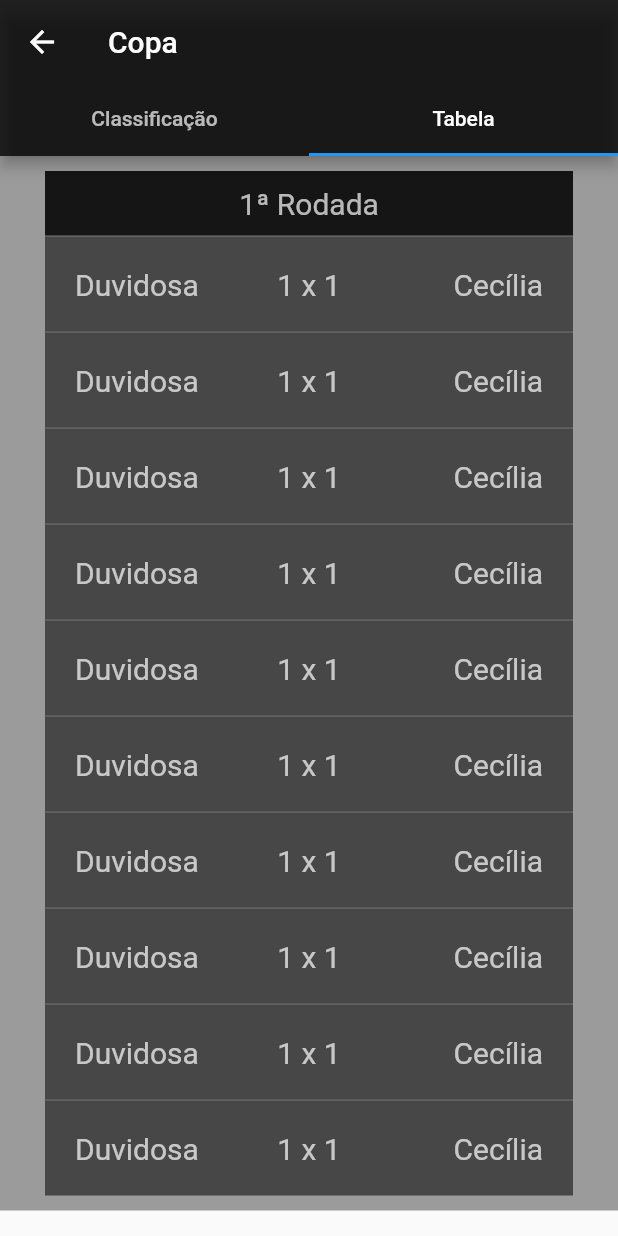
After one commit to lfLersch/Esporte-Amador, a Flutter app: the CupPage screen opened by its route, tab 2 chosen, on a phone screen of 412 x 824 dp. The commit adds this screen. Run offline on Flutter 3.47's test engine with Material 2 defaults, Android fonts, the light colour scheme and no system bars; our stand-ins replace cloud_firestore, csv, file_picker, firebase_core; accounts and stored records are empty.

Commit message:
feat: add matches

```diff
--- /dev/null
+++ b/lib/Pages/cup_page.dart
@@ -0,0 +1,42 @@
+import 'package:flutter/material.dart';
+
+import '../Screens/leaderboard_screen.dart';
+import '../Screens/matches_screen.dart';
+
+class CupPage extends StatefulWidget {
+  static const id = 'CupPage';
+  const CupPage({Key? key}) : super(key: key);
+
+  @override
+  State<CupPage> createState() => _CupPageState();
+}
+
+class _CupPageState extends State<CupPage> {
+  final ScrollController _leaderboardController = ScrollController();
+  final ScrollController _matchesController = ScrollController();
+
+  @override
+  Widget build(BuildContext context) {
+    return DefaultTabController(
+      length: 2,
+      child: Scaffold(
+        appBar: AppBar(
+          backgroundColor: Colors.black87,
+          title: Text('Copa'),
+          bottom: const TabBar(
+            tabs: [
+              Tab(text: 'Classificação'),
+              Tab(text: 'Tabela'),
+            ],
+          ),
+        ),
+        body: TabBarView(
+          children: [
+            LeaderboardScreen(),
+            MatchesScreen(),
+          ],
+        ),
+      ),
+    );
+  }
+}
--- /dev/null
+++ b/lib/Screens/matches_screen.dart
@@ -0,0 +1,122 @@
+import 'package:flutter/material.dart';
+
+import '../Helper/file_helper.dart';
+
+class MatchesScreen extends StatefulWidget {
+  const MatchesScreen({Key? key}) : super(key: key);
+
+  @override
+  State<MatchesScreen> createState() => _MatchesScreenState();
+}
+
+class _MatchesScreenState extends State<MatchesScreen> {
+  @override
+  Widget build(BuildContext context) {
+    return SingleChildScrollView(
+      child: Container(
+        color: Colors.black38,
+        child: Padding(
+          padding: const EdgeInsets.only(
+              left: 30.0, right: 30.0, top: 10, bottom: 10),
+          child: Column(
+            children: [
+              Container(
+                padding: EdgeInsets.only(top: 10, bottom: 10),
+                color: Colors.black87,
+                child: Center(
+                  child: Text(
+                    '1ª Rodada',
+                    style: TextStyle(fontSize: 20, color: Colors.white70),
+                  ),
+                ),
+              ),
+              Container(
+                height: 1,
+                color: Colors.black38,
+              ),
+              MatchContainer(),
+              Container(
+                height: 1,
+                color: Colors.black38,
+              ),
+              MatchContainer(),
+              Container(
+                height: 1,
+                color: Colors.black38,
+              ),
+              MatchContainer(),
+              Container(
+                height: 1,
+                color: Colors.black38,
+              ),
+              MatchContainer(),
+              Container(
+                height: 1,
+                color: Colors.black38,
+              ),
+              MatchContainer(),
+              Container(
+                height: 1,
+                color: Colors.black38,
+              ),
+              MatchContainer(),
+              Container(
+                height: 1,
+                color: Colors.black38,
+              ),
+              MatchContainer(),
+              Container(
+                height: 1,
+                color: Colors.black38,
+              ),
+              MatchContainer(),
+              Container(
+                height: 1,
+                color: Colors.black38,
+              ),
+              MatchContainer(),
+              Container(
+                height: 1,
+                color: Colors.black38,
+              ),
+              MatchContainer(),
+            ],
+          ),
+        ),
+      ),
+    );
+  }
+}
+
+class MatchContainer extends StatelessWidget {
+  const MatchContainer({
+    Key? key,
+  }) : super(key: key);
+
+  @override
+  Widget build(BuildContext context) {
+    return Container(
+      color: Colors.black54,
+      padding: EdgeInsets.all(20),
+      child: Row(
+        children: [
+          Expanded(
+            child: Text('Duvidosa',
+                style: TextStyle(fontSize: 20, color: Colors.white70)),
+          ),
+          Center(
+            child: (Text(
+              '1 x 1',
+              style: TextStyle(fontSize: 20, color: Colors.white70),
+            )),
+          ),
+          Expanded(
+            child: Text('Cecília',
+                textAlign: TextAlign.end,
+                style: TextStyle(fontSize: 20, color: Colors.white70)),
+          ),
+        ],
+      ),
+    );
+  }
+}
--- a/pubspec.yaml
+++ b/pubspec.yaml
@@ -16,6 +16,8 @@ dependencies:
     sdk: flutter
 
 
+  csv: ^5.0.1
+  file_picker: ^3.0.4
   firebase_core : ^1.13.1
   cloud_firestore: ^3.1.10
 
```
Also changed, not shown: lib/Helper/file_helper.dart (added, +49 -0 lines), lib/Pages/home_page.dart (renamed from lib/Pages/home-page.dart, +8 -1 lines), lib/Screens/leaderboard_screen.dart (added, +34 -0 lines), lib/main.dart (+7 -49 lines), lib/Models/match.dart (added), pubspec.lock.
